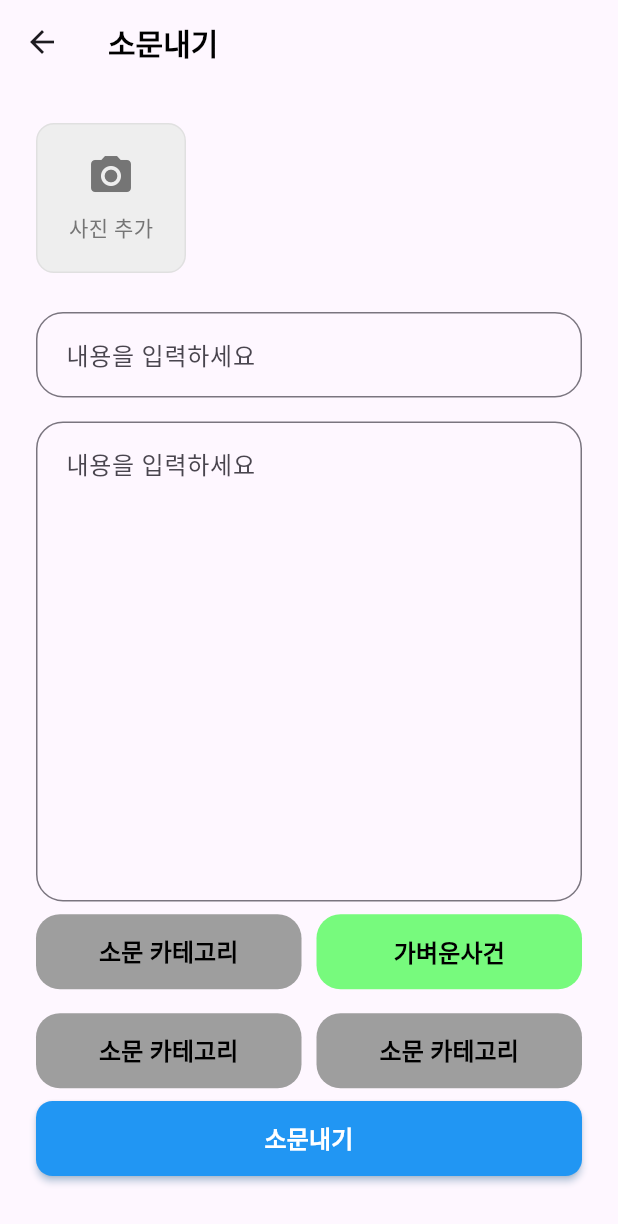
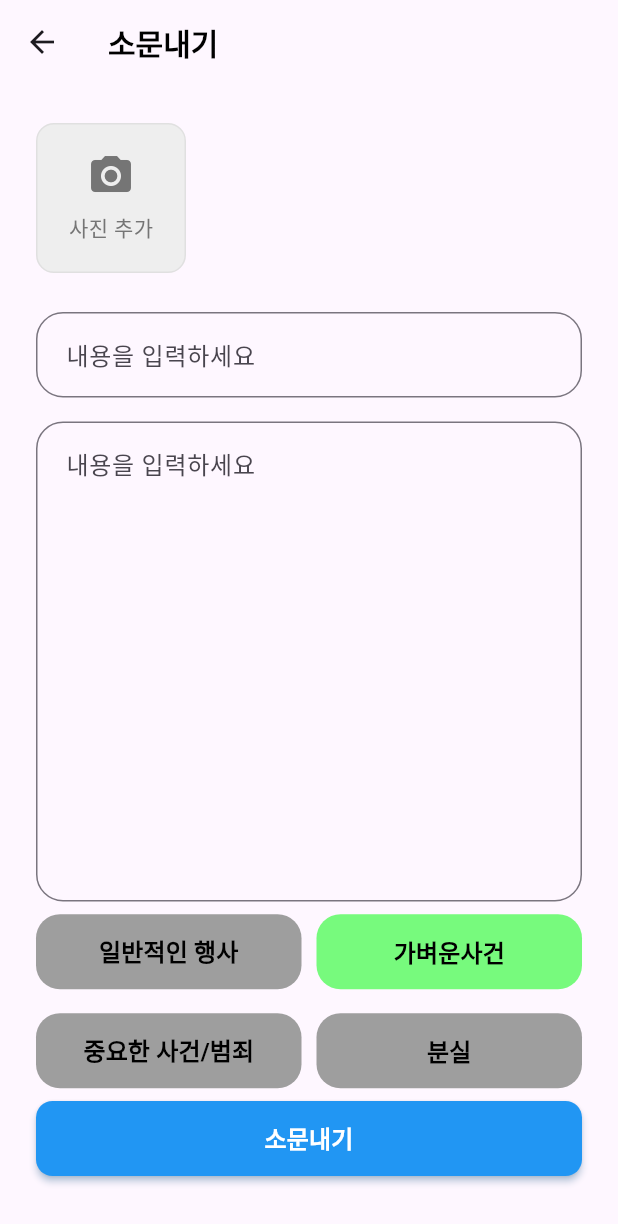
Before and after one commit to HongWonjong/region-based-chat, a Flutter app: the StoryCreatePage screen opened directly, on a phone screen of 412 x 824 dp. Shown: the top 1224 px of the screen. Run offline on Flutter 3.47's test engine with Material 3 defaults, Android fonts, the phone set to English and light mode, and no system bars; our stand-ins replace firebase_core, image_picker; accounts and stored records are empty; generated files the repository leaves out were written again; statements that could not run were skipped.

Commit message:
feat: 스토리 생성 페이지 텍스트 필드 컴포넌트화 및 카테고리 버튼 텍스트 수정

```diff
--- a/lib/pages/story_create_page.dart
+++ b/lib/pages/story_create_page.dart
@@ -29,10 +29,7 @@ class _StoryCreatePageState extends State<StoryCreatePage> {
         title: Text(
           '소문내기',
           style: TextStyle(
-            color: Colors.black,
-            fontSize: 20,
-            fontWeight: FontWeight.bold,
-          ),
+              color: Colors.black, fontSize: 20, fontWeight: FontWeight.bold),
         ),
       ),
       body: Padding(
@@ -41,28 +38,11 @@ class _StoryCreatePageState extends State<StoryCreatePage> {
           crossAxisAlignment: CrossAxisAlignment.start,
           children: [
             selectImage(),
-            TextField(
-              decoration: InputDecoration(
-                hintText: '내용을 입력하세요',
-                border:
-                    OutlineInputBorder(borderRadius: BorderRadius.circular(18)),
-                contentPadding: EdgeInsets.all(16),
-              ),
-            ),
-            SizedBox(height: 16),
-            TextField(
-              maxLines: 12,
-              decoration: InputDecoration(
-                hintText: '내용을 입력하세요',
-                border:
-                    OutlineInputBorder(borderRadius: BorderRadius.circular(18)),
-                contentPadding: EdgeInsets.all(16),
-              ),
-            ),
+            input(),
             Spacer(),
             Row(
               children: [
-                categoreButton(),
+                categoreButton(text: '일반적인 행사'),
                 SizedBox(width: 10),
                 categoreButton(color: Color(0xFF77FA7D), text: '가벼운사건'),
               ],
@@ -70,9 +50,9 @@ class _StoryCreatePageState extends State<StoryCreatePage> {
             SizedBox(height: 16),
             Row(
               children: [
-                categoreButton(),
+                categoreButton(text: '중요한 사건/범죄'),
                 SizedBox(width: 10),
-                categoreButton(),
+                categoreButton(text: '분실'),
               ],
             ),
             Spacer(),
@@ -81,6 +61,29 @@ class _StoryCreatePageState extends State<StoryCreatePage> {
           ],
         ),
       ),
+    );
+  }
+
+  Column input() {
+    return Column(
+      children: [
+        TextField(
+          decoration: InputDecoration(
+            hintText: '내용을 입력하세요',
+            border: OutlineInputBorder(borderRadius: BorderRadius.circular(18)),
+            contentPadding: EdgeInsets.all(16),
+          ),
+        ),
+        SizedBox(height: 16),
+        TextField(
+          maxLines: 12,
+          decoration: InputDecoration(
+            hintText: '내용을 입력하세요',
+            border: OutlineInputBorder(borderRadius: BorderRadius.circular(18)),
+            contentPadding: EdgeInsets.all(16),
+          ),
+        ),
+      ],
     );
   }
 
```
